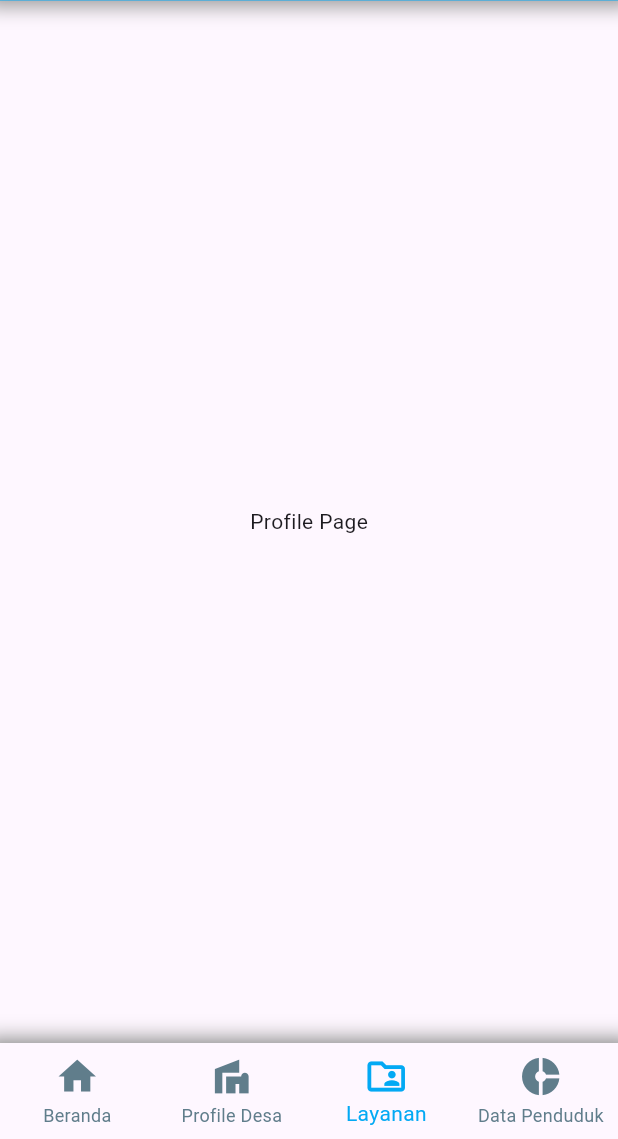
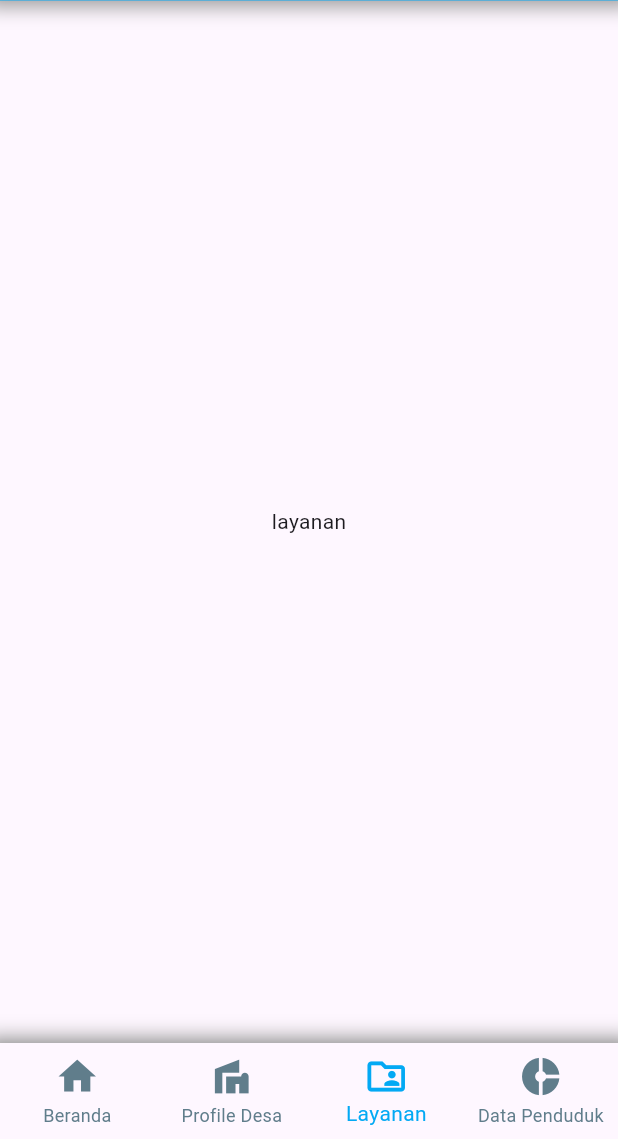
Before and after one commit to evannurfauzanvn/Plosokerep_Mobile, a Flutter app: the screen it shows after launch, item 3 of the bottom bar chosen, on a phone screen of 412 x 824 dp, the part 97-1236 px from its top. Run offline on Flutter 3.47's test engine with Material 3 defaults, Android fonts, the phone set to English and light mode, and no system bars.

Commit message:
Loading page

```diff
--- a/lib/home_page.dart
+++ b/lib/home_page.dart
@@ -12,10 +12,10 @@ class HomePage extends StatefulWidget {
 class _HomePage extends State<HomePage> {
   int _currentIndex = 0;
   final List<Widget> _pages = [
-    const Center(child: Text('Home Page')),
-    const Center(child: Text('Search Page')),
-    const Center(child: Text('Profile Page')),
-    const Center(child: Text('Profile Page')),
+    const Center(child: Text('beranda')),
+    const Center(child: Text('profile desa')),
+    const Center(child: Text('layanan')),
+    const Center(child: Text('data penduduk')),
   ];
   @override
   Widget build(BuildContext context) {
```
